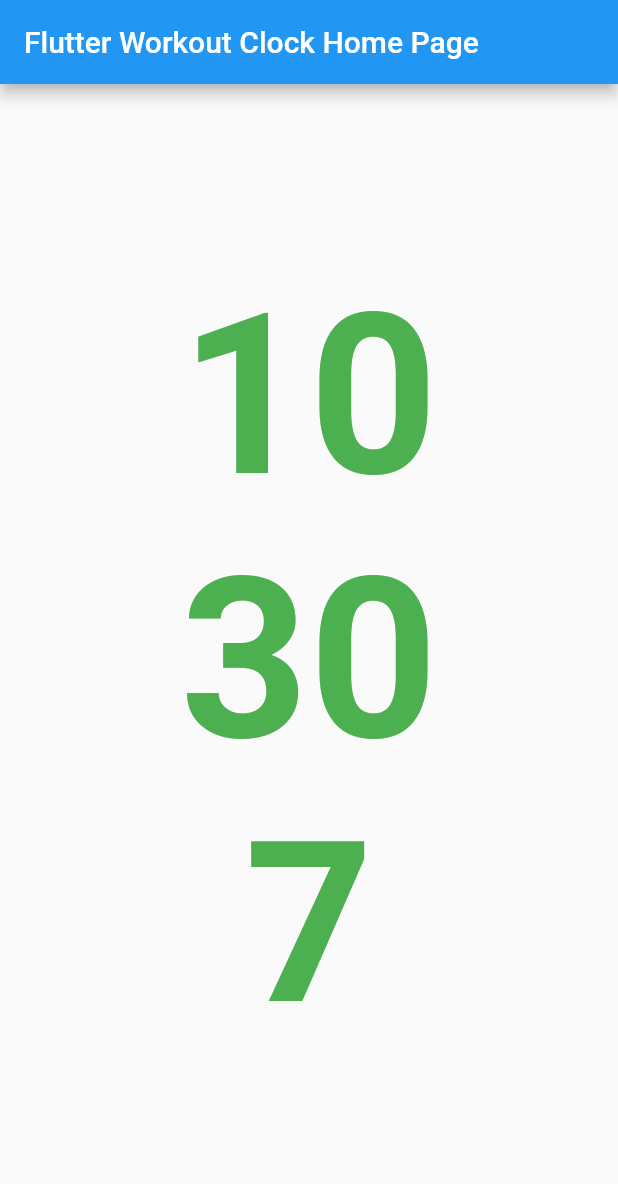
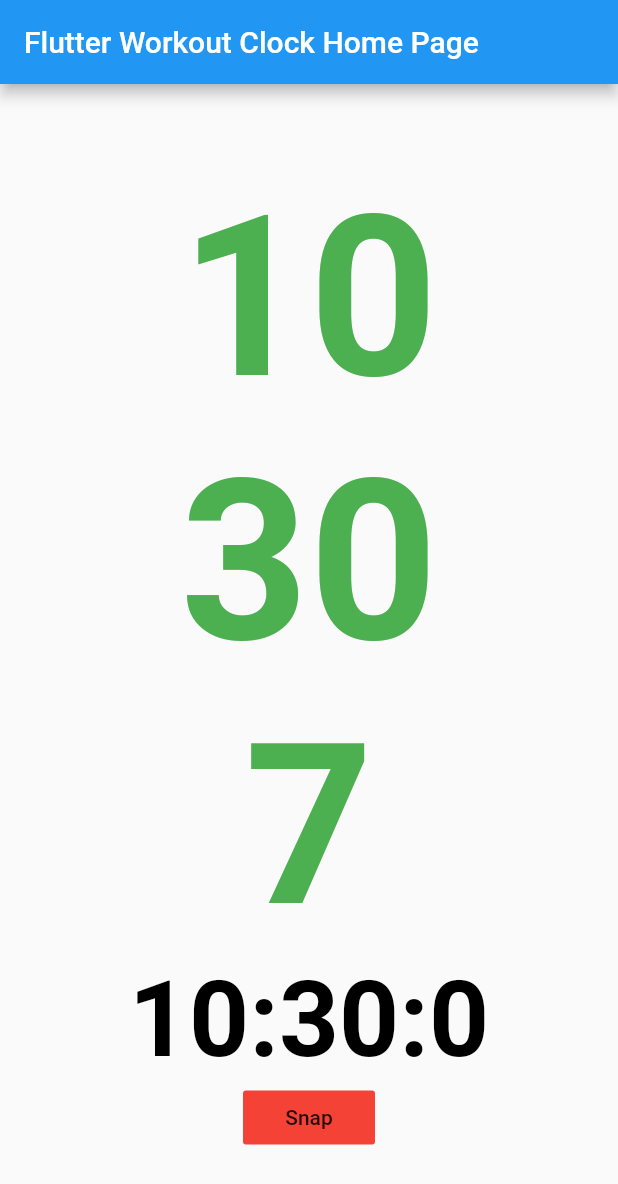
Before and after one commit to gos-k/flutter_workout_clock, a Flutter app: the screen it shows after launch, on a phone screen of 412 x 824 dp. Shown: the top 1184 px of the screen. Run offline on Flutter 3.47's test engine with Material 2 defaults, Android fonts, the phone set to English and light mode, and no system bars.

Commit message:
Add snap shot time

```diff
--- a/lib/main.dart
+++ b/lib/main.dart
@@ -27,11 +27,16 @@ class MyHomePage extends StatefulWidget {
 
 class _MyHomePageState extends State<MyHomePage> {
   DateTime _now = DateTime.now();
+  DateTime _temp = DateTime.now();
 
   void _onTimer(Timer timer) {
     setState(() {
       _now = DateTime.now();
     });
+  }
+
+  _handlePressed() {
+    _temp = DateTime.now();
   }
 
   @override
@@ -54,6 +59,14 @@ class _MyHomePageState extends State<MyHomePage> {
             Text('${_now.hour}', style: _textStyle),
             Text('${_now.minute}', style: _textStyle),
             Text('${_now.second}', style: _textStyle),
+            Text('${_temp.hour}:${_temp.minute}:${_temp.second}', style: TextStyle(fontSize: 70, fontWeight: FontWeight.bold, color: Colors.black)),
+            FlatButton(
+              onPressed: _handlePressed,
+              color: Colors.red,
+              child: Text(
+                'Snap',
+              )
+            )
           ],
         ),
       ),
```
